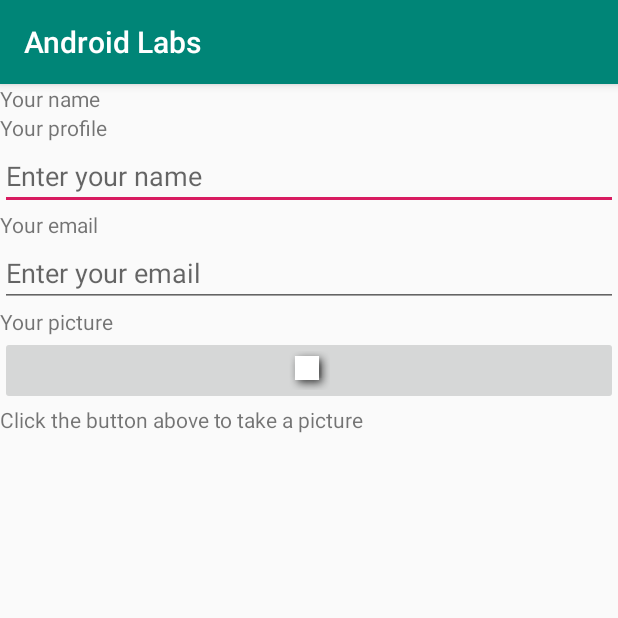
After one commit to kkeina/AndroidLabs, an Android app: the ProfileActivity screen opened directly, with no data from a screen before it, on a phone screen of 412 x 824 dp, the top half of it. The commit adds this screen. Run offline under Robolectric (Android 15) with nearby library versions, the phone set to English and light mode, and no system bars.

Commit message:
Add 3 layouts for lab 2  finish lab3

```diff
--- a/app/build.gradle
+++ b/app/build.gradle
@@ -17,6 +17,10 @@ android {
             proguardFiles getDefaultProguardFile('proguard-android-optimize.txt'), 'proguard-rules.pro'
         }
     }
+    compileOptions {
+        sourceCompatibility = 1.8
+        targetCompatibility = 1.8
+    }
 }
 
 dependencies {
--- a/app/src/main/AndroidManifest.xml
+++ b/app/src/main/AndroidManifest.xml
@@ -1,7 +1,7 @@
 <?xml version="1.0" encoding="utf-8"?>
 <manifest xmlns:android="http://schemas.android.com/apk/res/android"
     package="com.example.androidlabs">
-
+    <uses-feature android:name="android.hardware.camera" android:required="true" />
     <application
         android:allowBackup="true"
         android:icon="@mipmap/ic_launcher"
@@ -16,6 +16,7 @@
                 <category android:name="android.intent.category.LAUNCHER" />
             </intent-filter>
         </activity>
+        <activity android:name=".ProfileActivity"></activity>
     </application>
 
 </manifest>
--- /dev/null
+++ b/app/src/main/java/com/example/androidlabs/ProfileActivity.java
@@ -0,0 +1,93 @@
+package com.example.androidlabs;
+
+import androidx.appcompat.app.AppCompatActivity;
+
+import android.Manifest;
+import android.content.Intent;
+import android.content.pm.PackageManager;
+import android.graphics.Bitmap;
+import android.os.Bundle;
+import android.provider.MediaStore;
+import android.util.Log;
+import android.view.View;
+import android.widget.EditText;
+import android.widget.ImageButton;
+
+public class ProfileActivity extends AppCompatActivity{
+
+    static final int REQUEST_IMAGE_CAPTURE = 1;
+    public static final String ACTIVITY_NAME = "PROFILE_ACTIVITY";
+    ImageButton mImageButton;
+
+    protected void onCreate(Bundle savedInstanceState) {
+        super.onCreate(savedInstanceState);
+        setContentView(R.layout.profile_activity);
+        mImageButton= (ImageButton) findViewById(R.id.imageButton);
+        EditText edit3 = findViewById(R.id.edit3);
+        EditText edit4 = findViewById(R.id.edit4);
+
+        mImageButton.setOnClickListener( v -> {
+            Intent cameraIntent = new Intent(android.provider.MediaStore.ACTION_IMAGE_CAPTURE);
+            startActivityForResult(cameraIntent, REQUEST_IMAGE_CAPTURE);
+        });
+
+        String pEmail = getIntent().getStringExtra("Email");
+        edit4 = findViewById(R.id.edit4);
+        edit4.setText(pEmail);
+
+    }
+
+    @Override
+    protected void onStart() {
+        super.onStart();
+        Log.e(ACTIVITY_NAME, "In function:" + "onStart()" );
+    }
+
+    @Override
+    protected void onStop() {
+        super.onStop();
+        Log.e(ACTIVITY_NAME, "In function:" + "onStop()" );
+    }
+
+    @Override
+    protected void onDestroy() {
+        super.onDestroy();
+        Log.e(ACTIVITY_NAME, "In function:" + "onDestroy()" );
+    }
+
+    @Override
+    protected void onPause() {
+        super.onPause();
+        Log.e(ACTIVITY_NAME, "In function:" + "onPause()" );
+    }
+
+    @Override
+    protected void onResume() {
+        super.onResume();
+        Log.e(ACTIVITY_NAME, "In function:" + "onResume()" );
+    }
+
+    private void dispatchTakePictureIntent() {
+        Intent takePictureIntent = new Intent(MediaStore.ACTION_IMAGE_CAPTURE);
+        if (takePictureIntent.resolveActivity(getPackageManager()) != null) {
+            startActivityForResult(takePictureIntent, REQUEST_IMAGE_CAPTURE);
+        }
+    }
+
+    @Override
+    protected void onActivityResult(int requestCode, int resultCode, Intent data) {
+        if (requestCode == REQUEST_IMAGE_CAPTURE && resultCode == RESULT_OK) {
+            Bundle extras = data.getExtras();
+            try {
+                Bitmap imageBitmap = (Bitmap) extras.get("data");
+                mImageButton.setImageBitmap(imageBitmap);
+            }catch(NullPointerException ex){
+                ex.printStackTrace();
+            }
+
+        }
+        Log.e(ACTIVITY_NAME, "In function:" + "onActivityResult()");
+    }
+
+   // Log.e(ACTIVITY_NAME, "In function:" +  );   /* replace with function name */
+}
--- /dev/null
+++ b/app/src/main/res/layout/profile_activity.xml
@@ -0,0 +1,56 @@
+<?xml version="1.0" encoding="utf-8"?>
+<LinearLayout xmlns:android="http://schemas.android.com/apk/res/android"
+    android:orientation="vertical" android:layout_width="match_parent"
+    android:layout_height="match_parent">
+
+
+    <TextView
+        android:id="@+id/text3"
+        android:layout_width="match_parent"
+        android:layout_height="wrap_content"
+        android:text="Your name" />
+
+    <TextView
+        android:id="@+id/text4"
+        android:layout_width="match_parent"
+        android:layout_height="wrap_content"
+        android:text="Your profile" />
+
+    <EditText
+        android:id="@+id/edit3"
+        android:layout_width="match_parent"
+        android:layout_height="wrap_content"
+        android:hint="Enter your name" />
+
+    <TextView
+        android:id="@+id/text5"
+        android:layout_width="match_parent"
+        android:layout_height="wrap_content"
+        android:text="Your email" />
+
+    <EditText
+        android:id="@+id/edit4"
+        android:inputType="textEmailAddress"
+        android:layout_width="match_parent"
+        android:layout_height="wrap_content"
+        android:hint="Enter your email" />
+
+    <TextView
+        android:id="@+id/text6"
+        android:layout_width="match_parent"
+        android:layout_height="wrap_content"
+        android:text="Your picture" />
+
+    <ImageButton
+        android:id="@+id/imageButton"
+        android:layout_width="match_parent"
+        android:layout_height="wrap_content"
+        android:src="@android:drawable/picture_frame" />
+
+    <TextView
+        android:id="@+id/text7"
+        android:layout_width="match_parent"
+        android:layout_height="wrap_content"
+        android:text="Click the button above to take a picture" />
+
+</LinearLayout>
```
Also changed, not shown: app/src/main/java/com/example/androidlabs/MainActivity.java (+55 -1 lines), app/src/main/res/layout/layout_file.xml (added, +40 -0 lines).
